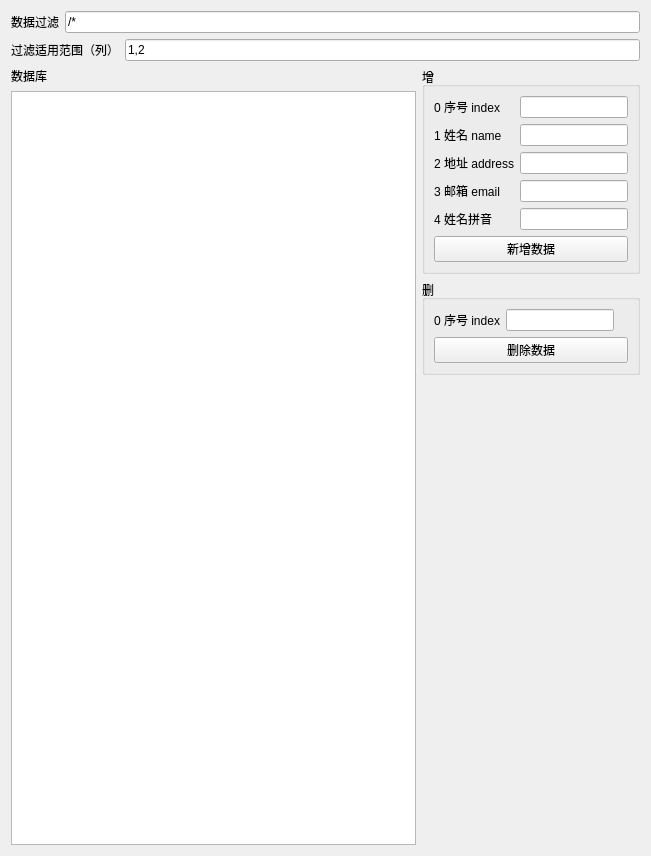
Qt form 代码/4.PySide6中常用部件API的使用/数据库/Sql.ui (H1DDENADM1N/pyside6-python3-tutorial) before a commit.
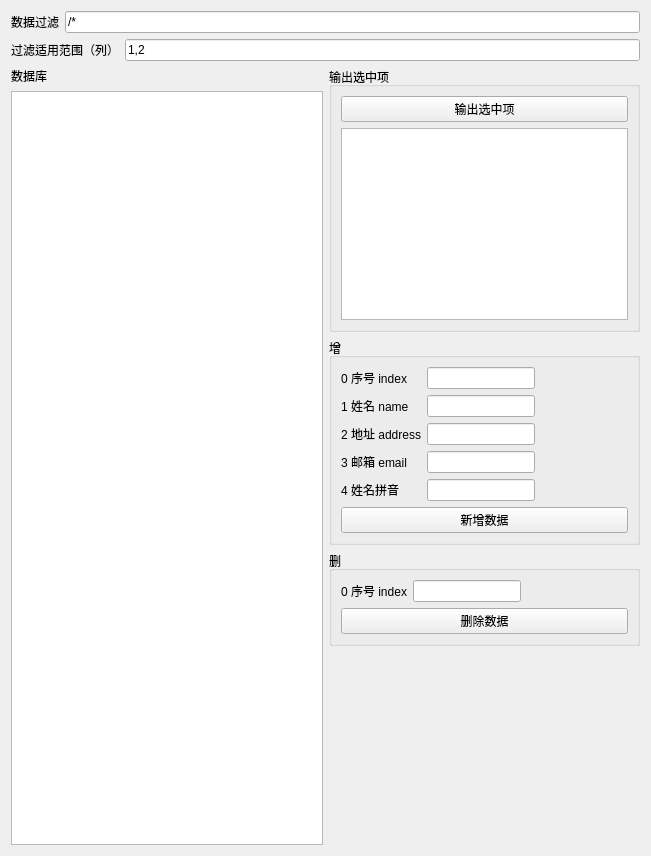
The same form after that commit.

Commit message: 更新 数据库 复制、删除、输出当前项

```diff
--- a/代码/4.PySide6中常用部件API的使用/数据库/Sql.ui
+++ b/代码/4.PySide6中常用部件API的使用/数据库/Sql.ui
@@ -68,6 +68,25 @@
      </item>
      <item>
       <layout class="QVBoxLayout" name="verticalLayout_3">
+       <item>
+        <widget class="QGroupBox" name="groupBox_4">
+         <property name="title">
+          <string>输出选中项</string>
+         </property>
+         <layout class="QVBoxLayout" name="verticalLayout_7">
+          <item>
+           <widget class="QPushButton" name="pushButton_print_selected">
+            <property name="text">
+             <string>输出选中项</string>
+            </property>
+           </widget>
+          </item>
+          <item>
+           <widget class="QPlainTextEdit" name="plainTextEdit_print_selected"/>
+          </item>
+         </layout>
+        </widget>
+       </item>
        <item>
         <widget class="QGroupBox" name="groupBox">
          <property name="title">
```
The commit also changes 4 other files.
